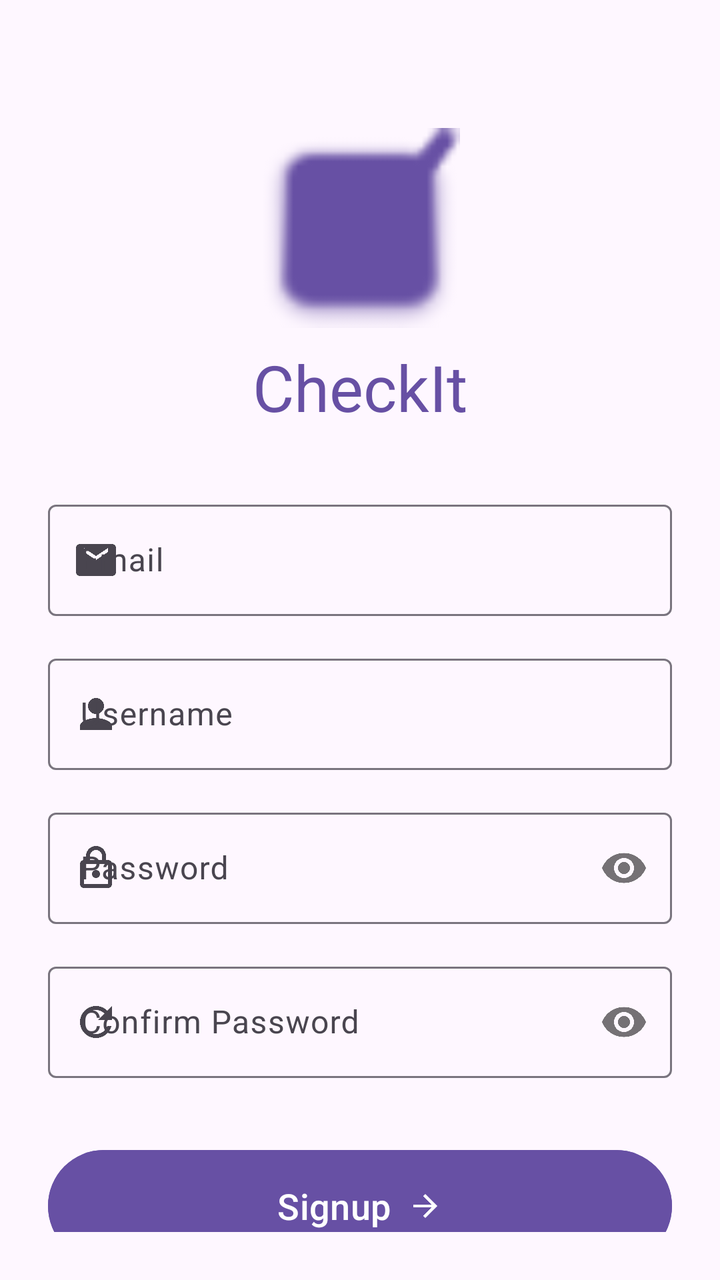
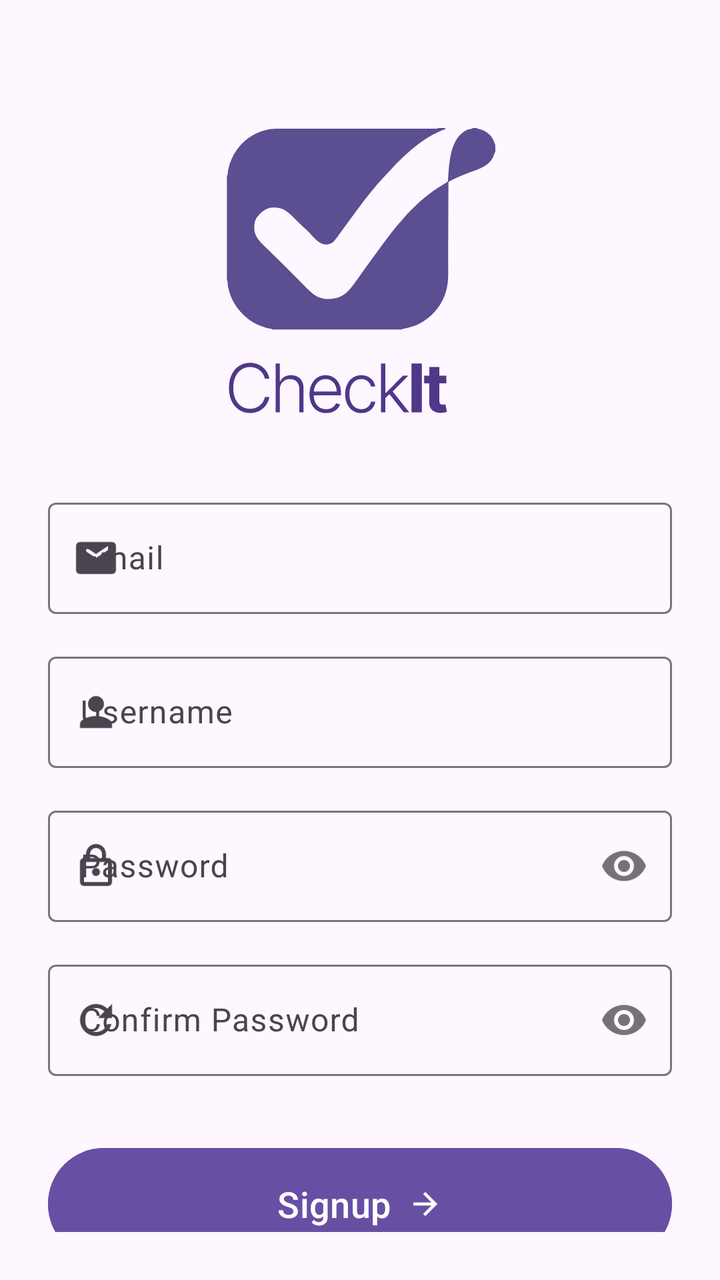

Compare the two renders of this Android layout. The source of the first and the diff that turns it into the second are given below.
<!-- AndroidManifest.xml: application theme Theme.CheckIt -->
<!-- res/layout/activity_signup.xml -->
<?xml version="1.0" encoding="utf-8"?>
<androidx.constraintlayout.widget.ConstraintLayout xmlns:android="http://schemas.android.com/apk/res/android"
    xmlns:app="http://schemas.android.com/apk/res-auto"
    xmlns:tools="http://schemas.android.com/tools"
    android:layout_width="match_parent"
    android:layout_height="match_parent"
    android:padding="24dp"
    tools:context=".SignupActivity">

    <LinearLayout
        android:id="@+id/logo_container"
        android:layout_width="wrap_content"
        android:layout_height="wrap_content"
        android:layout_marginTop="40dp"
        android:gravity="center"
        android:orientation="vertical"
        app:layout_constraintEnd_toEndOf="parent"
        app:layout_constraintStart_toStartOf="parent"
        app:layout_constraintTop_toTopOf="parent">

        <ImageView
            android:id="@+id/img_logo"
            android:layout_width="100dp"
            android:layout_height="100dp"
            android:contentDescription="@string/content_desc_logo"
            android:src="@android:drawable/checkbox_on_background"
            app:tint="@color/branding_purple" />

        <TextView
            android:id="@+id/tv_app_name"
            android:layout_width="wrap_content"
            android:layout_height="wrap_content"
            android:layout_marginTop="8dp"
            android:text="@string/app_name"
            android:textColor="@color/branding_purple"
            android:textSize="32sp"
            android:textStyle="normal" />
    </LinearLayout>

    <com.google.android.material.textfield.TextInputLayout
        android:id="@+id/til_email"
        style="@style/Widget.Material3.TextInputLayout.OutlinedBox"
        android:layout_width="0dp"
        android:layout_height="wrap_content"
        android:layout_marginTop="32dp"
        android:hint="@string/email_label"
        app:layout_constraintEnd_toEndOf="parent"
        app:layout_constraintStart_toStartOf="parent"
        app:layout_constraintTop_toBottomOf="@id/logo_container"
        app:startIconDrawable="@drawable/ic_email">

        <com.google.android.material.textfield.TextInputEditText
            android:id="@+id/et_email"
            android:layout_width="match_parent"
            android:layout_height="wrap_content"

            android:inputType="textEmailAddress" />
    </com.google.android.material.textfield.TextInputLayout>

    <com.google.android.material.textfield.TextInputLayout
        android:id="@+id/til_username"
        style="@style/Widget.Material3.TextInputLayout.OutlinedBox"
        android:layout_width="0dp"
        android:layout_height="wrap_content"
        android:layout_marginTop="16dp"
        android:hint="@string/username_label"
        app:layout_constraintEnd_toEndOf="parent"
        app:layout_constraintStart_toStartOf="parent"
        app:layout_constraintTop_toBottomOf="@id/til_email"
        app:startIconDrawable="@drawable/ic_person">

        <com.google.android.material.textfield.TextInputEditText
            android:id="@+id/et_username"
            android:layout_width="match_parent"
            android:layout_height="wrap_content"

            android:inputType="textPersonName" />
    </com.google.android.material.textfield.TextInputLayout>

    <com.google.android.material.textfield.TextInputLayout
        android:id="@+id/til_password"
        style="@style/Widget.Material3.TextInputLayout.OutlinedBox"
        android:layout_width="0dp"
        android:layout_height="wrap_content"
        android:layout_marginTop="16dp"
        android:hint="@string/password_label"
        app:layout_constraintEnd_toEndOf="parent"
        app:layout_constraintStart_toStartOf="parent"
        app:layout_constraintTop_toBottomOf="@id/til_username"
        app:passwordToggleEnabled="true"
        app:startIconDrawable="@drawable/ic_lock">

        <com.google.android.material.textfield.TextInputEditText
            android:id="@+id/et_password"
            android:layout_width="match_parent"
            android:layout_height="wrap_content"

            android:inputType="textPassword" />
    </com.google.android.material.textfield.TextInputLayout>

    <com.google.android.material.textfield.TextInputLayout
        android:id="@+id/til_confirm_password"
        style="@style/Widget.Material3.TextInputLayout.OutlinedBox"
        android:layout_width="0dp"
        android:layout_height="wrap_content"
        android:layout_marginTop="16dp"
        android:hint="@string/confirm_password_label"
        app:layout_constraintEnd_toEndOf="parent"
        app:layout_constraintStart_toStartOf="parent"
        app:layout_constraintTop_toBottomOf="@id/til_password"
        app:passwordToggleEnabled="true"
        app:startIconDrawable="@drawable/ic_refresh">

        <com.google.android.material.textfield.TextInputEditText
            android:id="@+id/et_confirm_password"
            android:layout_width="match_parent"
            android:layout_height="wrap_content"

            android:inputType="textPassword" />
    </com.google.android.material.textfield.TextInputLayout>

    <com.google.android.material.button.MaterialButton
        android:id="@+id/btn_signup"
        android:layout_width="0dp"
        android:layout_height="64dp"
        android:layout_marginTop="32dp"
        android:backgroundTint="@color/branding_purple"
        android:text="@string/signup_button_text"
        android:textAllCaps="false"
        android:textSize="18sp"
        app:cornerRadius="32dp"
        app:icon="@drawable/ic_arrow_forward"
        app:iconGravity="textEnd"
        app:layout_constraintEnd_toEndOf="parent"
        app:layout_constraintStart_toStartOf="parent"
        app:layout_constraintTop_toBottomOf="@id/til_confirm_password" />

    <LinearLayout
        android:layout_width="wrap_content"
        android:layout_height="wrap_content"
        android:layout_marginTop="26dp"
        android:orientation="horizontal"
        app:layout_constraintEnd_toEndOf="parent"
        app:layout_constraintStart_toStartOf="parent"
        app:layout_constraintTop_toBottomOf="@id/btn_signup">

        <TextView
            android:layout_width="wrap_content"
            android:layout_height="wrap_content"
            android:text="Already have an account? "
            android:textColor="#555555" />

        <TextView
            android:id="@+id/tv_login_prompt"
            android:layout_width="wrap_content"
            android:layout_height="wrap_content"
            android:clickable="true"
            android:focusable="true"
            android:text="Log in"
            android:textColor="#6750A4"
            android:textStyle="bold" />
    </LinearLayout>

</androidx.constraintlayout.widget.ConstraintLayout>
<!-- resources referenced by this layout -->
<resources>
  <color name="branding_purple">#6750A4</color>
  <!-- drawable ic_arrow_forward (drawable) -->
  <vector xmlns:android="http://schemas.android.com/apk/res/android" android:autoMirrored="true" android:height="24dp" android:tint="#000000" android:viewportHeight="960" android:viewportWidth="960" android:width="24dp">
        
      <path android:fillColor="@android:color/white" android:pathData="M647,520L160,520L160,440L647,440L423,216L480,160L800,480L480,800L423,744L647,520Z"/>
      
  </vector>
  <!-- drawable ic_email (drawable) -->
  <vector xmlns:android="http://schemas.android.com/apk/res/android"
      android:width="24dp"
      android:height="24dp"
      android:viewportWidth="24"
      android:viewportHeight="24"
      android:tint="?attr/colorControlNormal">
    <path
        android:fillColor="@android:color/white"
        android:pathData="M20,4H4C2.9,4 2,4.9 2,6v12c0,1.1 0.9,2 2,2h16c1.1,0 2,-0.9 2,-2V6C22,4.9 21.1,4 20,4zM18,8l-6,4L6,8V6l6,4l6,-4V8z"/>
  </vector>
  <!-- drawable ic_lock (drawable) -->
  <vector xmlns:android="http://schemas.android.com/apk/res/android"
      android:width="24dp"
      android:height="24dp"
      android:viewportWidth="24"
      android:viewportHeight="24"
      android:tint="?attr/colorControlNormal">
    <path
        android:fillColor="@android:color/white"
        android:pathData="M18,8h-1V6c0,-2.76 -2.24,-5 -5,-5S7,3.24 7,6v2H6c-1.1,0 -2,0.9 -2,2v10c0,1.1 0.9,2 2,2h12c1.1,0 2,-0.9 2,-2V10c0,-1.1 -0.9,-2 -2,-2zM9,6c0,-1.66 1.34,-3 3,-3s3,1.34 3,3v2H9V6zM18,20H6V10h12v10zM12,13c-1.1,0 -2,0.9 -2,2s0.9,2 2,2 2,-0.9 2,-2 -0.9,-2 -2,-2z"/>
  </vector>
  <!-- drawable ic_person (drawable) -->
  <vector xmlns:android="http://schemas.android.com/apk/res/android" android:height="24dp" android:tint="#000000" android:viewportHeight="24" android:viewportWidth="24" android:width="24dp">
        
      <path android:fillColor="@android:color/white" android:pathData="M12,12c2.21,0 4,-1.79 4,-4s-1.79,-4 -4,-4 -4,1.79 -4,4 1.79,4 4,4zM12,14c-2.67,0 -8,1.34 -8,4v2h16v-2c0,-2.66 -5.33,-4 -8,-4z"/>
      
  </vector>
  <!-- drawable ic_refresh (drawable) -->
  <vector xmlns:android="http://schemas.android.com/apk/res/android"
      android:width="24dp"
      android:height="24dp"
      android:viewportWidth="24"
      android:viewportHeight="24"
      android:tint="?attr/colorControlNormal">
    <path
        android:fillColor="@android:color/white"
        android:pathData="M17.65,6.35C16.2,4.9 14.21,4 12,4c-4.42,0 -7.99,3.58 -7.99,8s3.57,8 7.99,8c3.73,0 6.84,-2.55 7.73,-6h-2.08c-0.82,2.33 -3.04,4 -5.65,4 -3.31,0 -6,-2.69 -6,-6s2.69,-6 6,-6c1.66,0 3.14,0.69 4.22,1.78L13,11h7V4l-2.35,2.35z"/>
  </vector>
  <string name="app_name">CheckIt</string>
  <string name="confirm_password_label">Confirm Password</string>
  <string name="content_desc_logo">Checkmark Logo</string>
  <string name="email_label">Email</string>
  <string name="password_label">Password</string>
  <string name="signup_button_text">Signup</string>
  <string name="username_label">Username</string>
  <style name="Theme.CheckIt" parent="Base.Theme.CheckIt" />
  <style name="Base.Theme.CheckIt" parent="Theme.Material3.Light.NoActionBar">
          
          
      </style>
</resources>

<!-- the commit's change to res/layout/activity_signup.xml (unified diff, before → after) -->
@@ -20,21 +20,10 @@
 
         <ImageView
             android:id="@+id/img_logo"
-            android:layout_width="100dp"
-            android:layout_height="100dp"
+            android:layout_width="150dp"
+            android:layout_height="150dp"
             android:contentDescription="@string/content_desc_logo"
-            android:src="@android:drawable/checkbox_on_background"
-            app:tint="@color/branding_purple" />
-
-        <TextView
-            android:id="@+id/tv_app_name"
-            android:layout_width="wrap_content"
-            android:layout_height="wrap_content"
-            android:layout_marginTop="8dp"
-            android:text="@string/app_name"
-            android:textColor="@color/branding_purple"
-            android:textSize="32sp"
-            android:textStyle="normal" />
+            android:src="@drawable/logo_main" />
     </LinearLayout>
 
     <com.google.android.material.textfield.TextInputLayout
<!-- resource entries referenced after the edit -->
@@ -46,7 +46,7 @@
         android:fillColor="@android:color/white"
         android:pathData="M17.65,6.35C16.2,4.9 14.21,4 12,4c-4.42,0 -7.99,3.58 -7.99,8s3.57,8 7.99,8c3.73,0 6.84,-2.55 7.73,-6h-2.08c-0.82,2.33 -3.04,4 -5.65,4 -3.31,0 -6,-2.69 -6,-6s2.69,-6 6,-6c1.66,0 3.14,0.69 4.22,1.78L13,11h7V4l-2.35,2.35z"/>
   </vector>
-  <string name="app_name">CheckIt</string>
+  <!-- drawable logo_main: vector/xml drawable (drawable, 6355 chars, omitted) -->
   <string name="confirm_password_label">Confirm Password</string>
   <string name="content_desc_logo">Checkmark Logo</string>
   <string name="email_label">Email</string>
